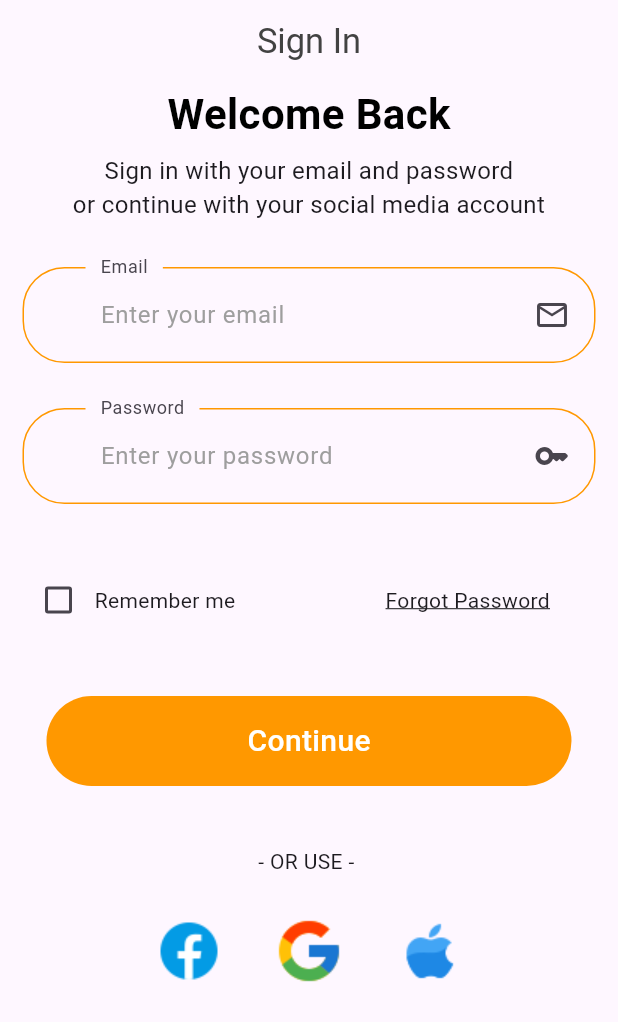
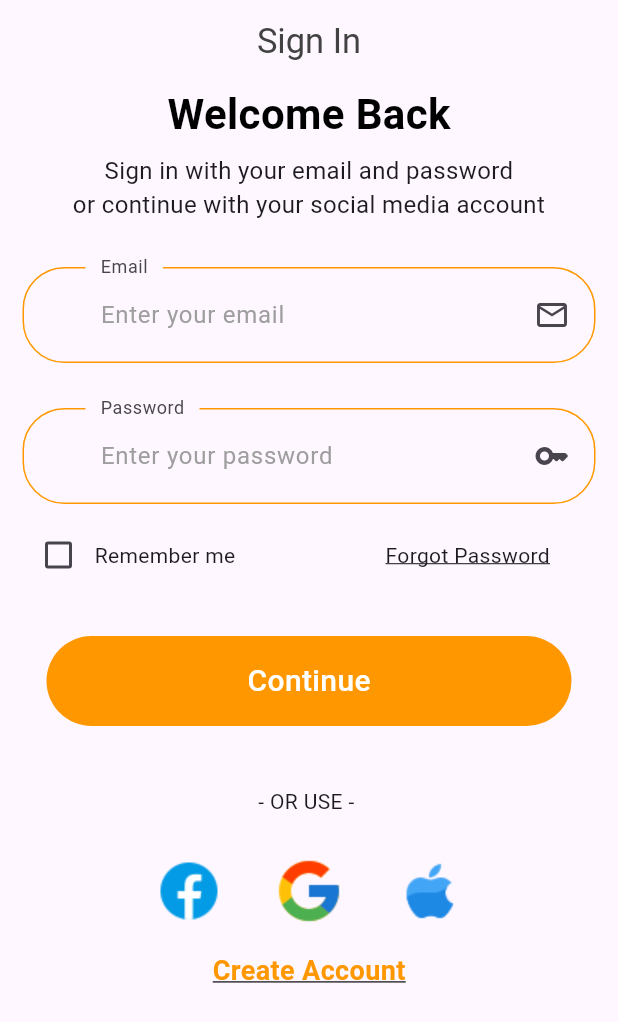
Before and after one commit to Tosin8/ktea, a Flutter app: the screen it shows after launch, on a phone screen of 412 x 824 dp. Shown: the top 1022 px of the screen. Run offline on Flutter 3.47's test engine with Material 3 defaults, Android fonts, the phone set to English and light mode, and no system bars; our stand-ins replace animate_do, curved_navigation_bar, firebase_auth, firebase_core, get; accounts and stored records are empty.

Commit message:
Done with login form

```diff
--- a/lib/screens/form/signin/body.dart
+++ b/lib/screens/form/signin/body.dart
@@ -20,12 +20,68 @@ class SignInBody extends StatelessWidget {
             textAlign: TextAlign.center,),
             const SizedBox(height: 30),
             const AppForm(),
-            const SizedBox(height: 40),
+            const SizedBox(height: 10),
+             const Padding(
+              padding: EdgeInsets.only(left: 15),
+              child: checkBox()),
+
+            const SizedBox(height: 30),
              DefaultButton(textBtn: 'Continue', press: () {  },),
               const SizedBox(height: 40),
               const Text('- OR USE - ') ,
               const SizedBox(height: 10),
-              Row(
+              const SocialCard(),
+              const Text('Create Account',
+              style: TextStyle(
+                fontSize: 18,
+                color: Colors.orange,
+                fontWeight: FontWeight.w600,
+                decoration: TextDecoration.underline,),
+               ),
+          ],
+
+        ),
+      ),
+    );
+  }
+}
+
+class checkBox extends StatelessWidget {
+  const checkBox({
+    super.key,
+  });
+
+  @override
+  Widget build(BuildContext context) {
+    return Row(
+       children: [
+         Checkbox(
+           value: false,
+            onChanged: (bool? value) {  },
+         ),
+         const Text('Remember me'),
+         const SizedBox(width: 100),
+         Expanded(child: GestureDetector(
+           onTap: () {
+
+           },
+           child: const Text('Forgot Password',
+           style: TextStyle(
+             decoration: TextDecoration.underline
+           ),)))
+       ],
+     );
+  }
+}
+
+class SocialCard extends StatelessWidget {
+  const SocialCard({
+    super.key,
+  });
+
+  @override
+  Widget build(BuildContext context) {
+    return Row(
       mainAxisAlignment: MainAxisAlignment.center,
       children: [
         GestureDetector(
@@ -63,11 +119,6 @@ class SignInBody extends StatelessWidget {
 
 
       ],
-              )
-          ],
-
-        ),
-      ),
     );
   }
 }
--- a/lib/screens/form/widget.dart
+++ b/lib/screens/form/widget.dart
@@ -1,6 +1,5 @@
 // ignore_for_file: public_member_api_docs, sort_constructors_first
 import 'package:flutter/material.dart';
-import 'package:flutter_svg/flutter_svg.dart';
 
 class AppForm extends StatefulWidget {
   const AppForm({super.key});
@@ -12,40 +11,21 @@ class AppForm extends StatefulWidget {
 class _AppFormState extends State<AppForm> {
   @override
   Widget build(BuildContext context) {
-    return Form(
+    return const Form(
       child: Padding(
-        padding: const EdgeInsets.only(left: 15, right: 15),
+        padding: EdgeInsets.only(left: 15, right: 15),
         child: Column(
           children: [
-            const buildEmailFormField(
-              label: 'Email', hint: 'Enter your email',
+            buildEmailFormField(
+              label: 'Email',
+              hint: 'Enter your email',
 
             ),
 
-            const SizedBox(height: 30),
-            const buildPwdFormField(
-              label: 'Password',hint: 'Enter your password',),
-              const SizedBox(height: 40),
-              Row(
-                children: [
-                  Checkbox(
-                    value: false,
-                     onChanged: (bool? value) {  },
-                  ),
-                  const Text('Remember me'),
-                  const SizedBox(width: 100),
-                  Expanded(child: GestureDetector(
-                    onTap: () {
-
-                    },
-                    child: const Text('Forgot Password',
-                    style: TextStyle(
-                      decoration: TextDecoration.underline
-                    ),)))
-                ],
-              ),
-
-
+            SizedBox(height: 30),
+            buildPwdFormField(
+              label: 'Password',
+              hint: 'Enter your password',),
 
           ],
         ),
@@ -157,28 +137,3 @@ final GestureTapCallback press;
     );
   }
 }
-
-class SocialBtn extends StatelessWidget {
-  const SocialBtn({super.key, required this.icon});
-
- final IconData icon;
-  @override
-  Widget build(BuildContext context) {
-    return Container(
-      height: 40, width: 40,
-      decoration: BoxDecoration(
-        shape: BoxShape.circle,
-        boxShadow: [
-          BoxShadow(
-            offset: Offset(0, 6) ,
-            blurRadius: 10,
-            color: Color(0xffb0b0b0).withOpacity(0.2),
-          )
-        ]
-      ),
-      child: TextButton(onPressed: () {  },
-      child: Icon(icon)),
-    );
-
-  }
-}
```
Lines whose indentation alone changed are shown as unchanged.
